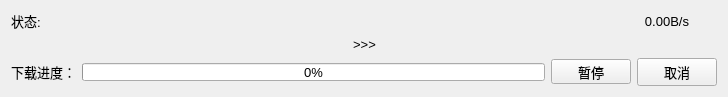
Old version of the form qtcore/FileManage/DownloadFile/DownloadFileItem.ui in the repository peakedshout/cfc-fileManage.
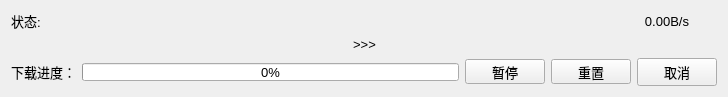
New version of the form.

The edit to the form file:
```diff
--- a/qtcore/FileManage/DownloadFile/DownloadFileItem.ui
+++ b/qtcore/FileManage/DownloadFile/DownloadFileItem.ui
@@ -191,6 +191,19 @@
        </property>
       </widget>
      </item>
+     <item>
+      <widget class="QPushButton" name="pushButton_ReDownload">
+       <property name="maximumSize">
+        <size>
+         <width>16777215</width>
+         <height>25</height>
+        </size>
+       </property>
+       <property name="text">
+        <string>重置</string>
+       </property>
+      </widget>
+     </item>
      <item>
       <widget class="QPushButton" name="pushButton_cancel">
        <property name="text">
```
